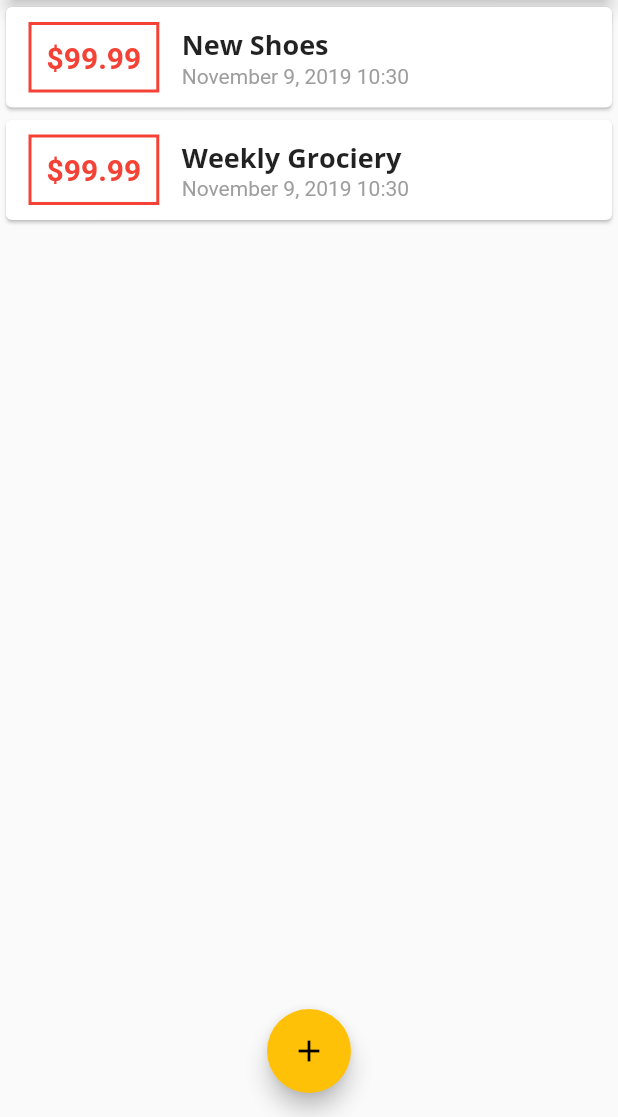
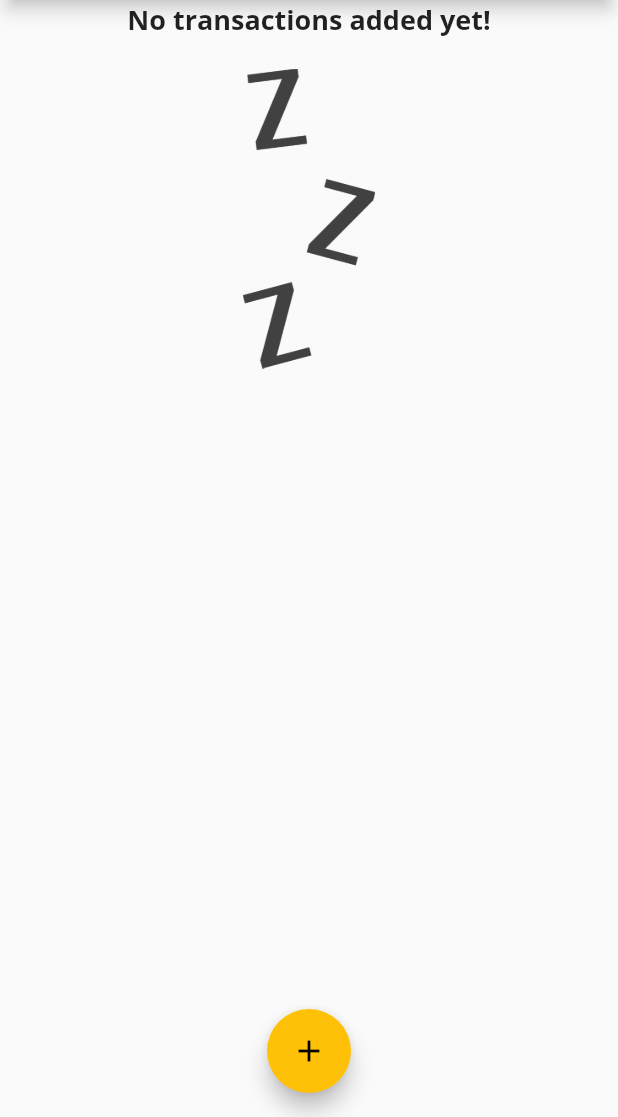
Before and after one commit to aldyazarya/flutter-personal-expense-app, a Flutter app: the screen it shows after launch, on a phone screen of 412 x 824 dp, the part 119-1236 px from its top. Run offline on Flutter 3.47's test engine with Material 2 defaults, Android fonts, the phone set to English and light mode, and no system bars.

Commit message:
adding conditions when transactions list is empty

```diff
--- a/lib/main.dart
+++ b/lib/main.dart
@@ -43,18 +43,18 @@ class MyHomePage extends StatefulWidget {
 
 class _MyHomePageState extends State<MyHomePage> {
   final List<Transaction> _userTransactions = [
-    Transaction(
-      id: 't1',
-      title: 'New Shoes',
-      amount: 99.99,
-      date: DateTime.now(),
-    ),
-    Transaction(
-      id: 't2',
-      title: 'Weekly Grociery',
-      amount: 99.99,
-      date: DateTime.now(),
-    ),
+    // Transaction(
+    //   id: 't1',
+    //   title: 'New Shoes',
+    //   amount: 99.99,
+    //   date: DateTime.now(),
+    // ),
+    // Transaction(
+    //   id: 't2',
+    //   title: 'Weekly Grociery',
+    //   amount: 99.99,
+    //   date: DateTime.now(),
+    // ),
   ];
 
   void _addNewTransaction(String txTitle, double txAmount) {
--- a/lib/widgets/transaction_list.dart
+++ b/lib/widgets/transaction_list.dart
@@ -11,13 +11,30 @@ class TransactionList extends StatelessWidget {
   Widget build(BuildContext context) {
     return Container(
         height: 300,
-        child: ListView.builder(
+        child: transactions.isEmpty
+            ? Column(
+                children: <Widget>[
+                  Text(
+                    'No transactions added yet!',
+                    style: Theme.of(context).textTheme.title,
+                  ),
+                  SizedBox(height: 20,),
+                  Container(
+                      height: 200,
+                      child: Image.asset(
+                    'assets/images/waiting.png',
+                    fit: BoxFit.cover,
+                  ))
+                ],
+              )
+            : ListView.builder(
                 itemBuilder: (ctx, index) {
                   return Card(
                       child: Row(
                     children: <Widget>[
                       Container(
-                  margin: EdgeInsets.symmetric(vertical: 10, horizontal: 15),
+                        margin:
+                            EdgeInsets.symmetric(vertical: 10, horizontal: 15),
                         decoration: BoxDecoration(
                           border: Border.all(
                             color: Theme.of(context).primaryColor,
@@ -37,10 +54,8 @@ class TransactionList extends StatelessWidget {
                       Column(
                         crossAxisAlignment: CrossAxisAlignment.start,
                         children: <Widget>[
-                    Text(
-                      transactions[index].title,
-                      style: Theme.of(context).textTheme.title
-                    ),
+                          Text(transactions[index].title,
+                              style: Theme.of(context).textTheme.title),
                           Text(
                             DateFormat.yMMMMd()
                                 .add_Hm()
--- a/pubspec.yaml
+++ b/pubspec.yaml
@@ -42,8 +42,8 @@ flutter:
   uses-material-design: true
 
   # To add assets to your application, add an assets section, like this:
-  # assets:
-  #  - images/a_dot_burr.jpeg
+  assets:
+   - assets/images/waiting.png
   #  - images/a_dot_ham.jpeg
 
   # An image asset can refer to one or more resolution-specific "variants", see
```
Also changed, not shown: assets/images/waiting.png (added). Lines whose indentation alone changed are shown as unchanged.
